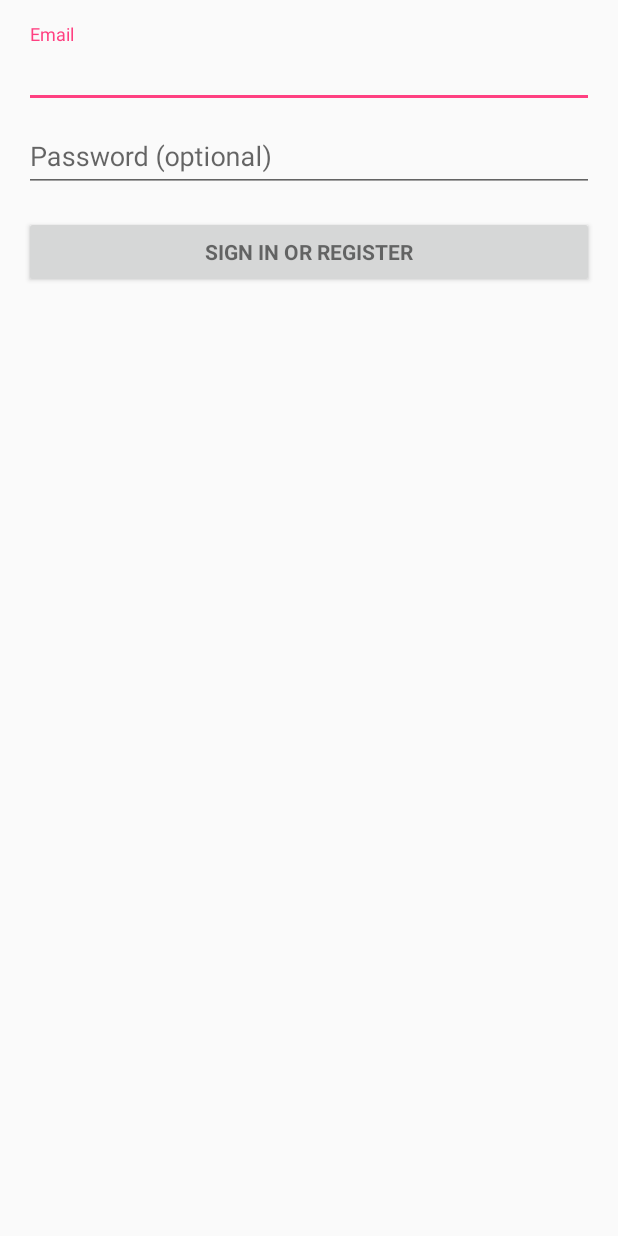
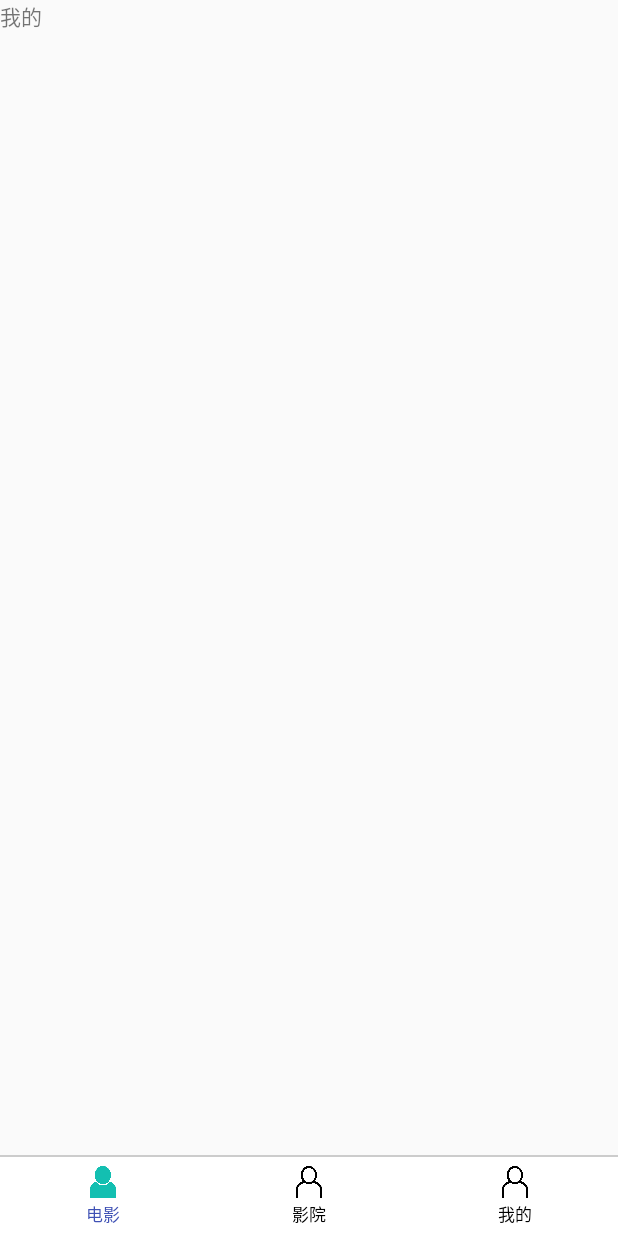
Before and after one commit to MoHuaxiao/TicketSystem, an Android app: the screen it shows after launch (LoginActivity before the commit, MainActivity after it), on a phone screen of 412 x 824 dp. Run offline under Robolectric (Android 15) with nearby library versions, the phone set to English and light mode, and no system bars.

Commit message:
加入底部tablayout

```diff
--- a/app/build.gradle
+++ b/app/build.gradle
@@ -2,7 +2,7 @@ apply plugin: 'com.android.application'
 
 android {
     compileSdkVersion 24
-    buildToolsVersion "24.0.2"
+    buildToolsVersion '25.0.0'
 
     defaultConfig {
         applicationId "com.x7.ssad.ticketsystem"
@@ -21,7 +21,9 @@ android {
 
 dependencies {
     compile fileTree(dir: 'libs', include: ['*.jar'])
-    testCompile 'junit:junit:4.12'
     compile 'com.android.support:appcompat-v7:24.2.1'
     compile 'com.android.support:design:24.2.1'
+    compile 'com.android.support.constraint:constraint-layout:1.0.2'
+    compile 'com.android.support:support-v4:24.2.1'
+    testCompile 'junit:junit:4.12'
 }
--- a/app/src/main/AndroidManifest.xml
+++ b/app/src/main/AndroidManifest.xml
@@ -14,7 +14,7 @@
         android:supportsRtl="true"
         android:theme="@style/AppTheme">
         <activity
-            android:name=".Activities.LoginActivity"
+            android:name=".Activities.MainActivity"
             android:label="@string/app_name">
             <intent-filter>
                 <action android:name="android.intent.action.MAIN" />
@@ -22,8 +22,8 @@
                 <category android:name="android.intent.category.LAUNCHER" />
             </intent-filter>
         </activity>
-        <activity android:name="com.x7.ssad.ticketsystem.HotOnAirMovieActivity" />
-        <activity android:name=".Activities.HotOnAirMovieActivity"></activity>
+        <activity android:name=".Activities.HotOnAirMovieActivity" />
+        <!--<activity android:name=".Activities.MainActivity"></activity>-->
     </application>
 
 </manifest>
--- /dev/null
+++ b/app/src/main/java/com/x7/ssad/ticketsystem/Activities/MainActivity.java
@@ -0,0 +1,83 @@
+package com.x7.ssad.ticketsystem.Activities;
+
+import android.support.design.widget.TabLayout;
+import android.support.v4.app.Fragment;
+import android.support.v4.app.FragmentActivity;
+import android.support.v4.app.FragmentManager;
+import android.support.v4.app.FragmentPagerAdapter;
+import android.support.v4.view.ViewPager;
+import android.support.v7.app.AppCompatActivity;
+import android.os.Bundle;
+
+import com.x7.ssad.ticketsystem.Fragments.CinemaFragment;
+import com.x7.ssad.ticketsystem.Fragments.MineFragment;
+import com.x7.ssad.ticketsystem.Fragments.MovieFragment;
+import com.x7.ssad.ticketsystem.R;
+
+public class MainActivity extends AppCompatActivity {
+    private SectionsPagerAdapter mSectionsPagerAdapter;
+    private ViewPager mViewPager;
+    private TabLayout tabLayout;
+    @Override
+    protected void onCreate(Bundle savedInstanceState) {
+        super.onCreate(savedInstanceState);
+        setContentView(R.layout.activity_main);
+        mSectionsPagerAdapter = new SectionsPagerAdapter(getSupportFragmentManager());
+        mViewPager = (ViewPager) findViewById(R.id.container);
+        mViewPager.setAdapter(mSectionsPagerAdapter);
+        mViewPager.setOffscreenPageLimit(2);
+
+        tabLayout = (TabLayout) findViewById(R.id.tab_layout);
+        tabLayout.setupWithViewPager(mViewPager);
+
+        tabLayout.getTabAt(0).setCustomView(getLayoutInflater().inflate(R.layout.activity_main_tab1, null));
+        tabLayout.getTabAt(1).setCustomView(getLayoutInflater().inflate(R.layout.activity_main_tab2, null));
+        tabLayout.getTabAt(2).setCustomView(getLayoutInflater().inflate(R.layout.activity_main_tab3, null));
+    }
+    public class SectionsPagerAdapter extends FragmentPagerAdapter {
+
+        private Fragment movieFragment;
+        private Fragment cinemaFragment;
+        private Fragment mineFragment;
+
+        public SectionsPagerAdapter(FragmentManager fm) {
+            super(fm);
+        }
+
+        @Override
+        public Fragment getItem(int position) {
+            if (position == 0) {
+                if (movieFragment == null) {
+                    movieFragment = new MovieFragment();
+                }
+                return movieFragment;
+            }
+            else if (position == 1) {
+                if (cinemaFragment == null) {
+                    cinemaFragment = new CinemaFragment();
+                }
+                return cinemaFragment;
+            }
+            else if (position == 2) {
+                if (mineFragment == null) {
+                    mineFragment = new MineFragment();
+                }
+                return mineFragment;
+            }
+            else {
+                return null;
+            }
+        }
+
+        @Override
+        public int getCount() {
+            return 3;
+        }
+
+        @Override
+        public CharSequence getPageTitle(int position) {
+            return null;
+        }
+    }
+
+}
--- /dev/null
+++ b/app/src/main/java/com/x7/ssad/ticketsystem/Fragments/CinemaFragment.java
@@ -0,0 +1,22 @@
+package com.x7.ssad.ticketsystem.Fragments;
+
+
+import android.os.Bundle;
+import android.support.v4.app.Fragment;
+import android.view.LayoutInflater;
+import android.view.View;
+import android.view.ViewGroup;
+
+import com.x7.ssad.ticketsystem.R;
+
+/**
+ * A simple {@link Fragment} subclass.
+ */
+public class CinemaFragment extends Fragment {
+    @Override
+    public View onCreateView(LayoutInflater inflater, ViewGroup container,
+                             Bundle savedInstanceState) {
+        // Inflate the layout for this fragment
+        return inflater.inflate(R.layout.fragment_cinema, container, false);
+    }
+}
--- /dev/null
+++ b/app/src/main/java/com/x7/ssad/ticketsystem/Fragments/MineFragment.java
@@ -0,0 +1,23 @@
+package com.x7.ssad.ticketsystem.Fragments;
+
+
+import android.os.Bundle;
+import android.support.v4.app.Fragment;
+import android.view.LayoutInflater;
+import android.view.View;
+import android.view.ViewGroup;
+
+import com.x7.ssad.ticketsystem.R;
+
+/**
+ * A simple {@link Fragment} subclass.
+ */
+public class MineFragment extends Fragment {
+    @Override
+    public View onCreateView(LayoutInflater inflater, ViewGroup container,
+                             Bundle savedInstanceState) {
+        // Inflate the layout for this fragment
+        return inflater.inflate(R.layout.fragment_mine, container, false);
+    }
+
+}
--- /dev/null
+++ b/app/src/main/java/com/x7/ssad/ticketsystem/Fragments/MovieFragment.java
@@ -0,0 +1,22 @@
+package com.x7.ssad.ticketsystem.Fragments;
+
+
+import android.os.Bundle;
+import android.support.v4.app.Fragment;
+import android.view.LayoutInflater;
+import android.view.View;
+import android.view.ViewGroup;
+
+import com.x7.ssad.ticketsystem.R;
+
+/**
+ * A simple {@link Fragment} subclass.
+ */
+public class MovieFragment extends Fragment {
+    @Override
+    public View onCreateView(LayoutInflater inflater, ViewGroup container,
+                             Bundle savedInstanceState) {
+        // Inflate the layout for this fragment
+        return inflater.inflate(R.layout.fragment_movie, container, false);
+    }
+}
--- /dev/null
+++ b/app/src/main/res/drawable/textselector.xml
@@ -0,0 +1,5 @@
+<?xml version="1.0" encoding="utf-8"?>
+<selector xmlns:android="http://schemas.android.com/apk/res/android">
+    <item android:color="@color/tab_selected_text_color" android:state_selected="true"/>
+    <item android:color="@color/tab_unselected_text_color" />
+</selector>
--- /dev/null
+++ b/app/src/main/res/drawable/user_selector.xml
@@ -0,0 +1,5 @@
+<?xml version="1.0" encoding="utf-8"?>
+<selector xmlns:android="http://schemas.android.com/apk/res/android">
+    <item android:drawable="@drawable/user_full" android:state_selected="true"/>
+    <item android:drawable="@drawable/user_black" />
+</selector>
--- /dev/null
+++ b/app/src/main/res/layout/activity_main.xml
@@ -0,0 +1,36 @@
+<?xml version="1.0" encoding="utf-8"?>
+<android.support.design.widget.CoordinatorLayout xmlns:android="http://schemas.android.com/apk/res/android"
+xmlns:app="http://schemas.android.com/apk/res-auto"
+xmlns:tools="http://schemas.android.com/tools"
+android:id="@+id/main_content"
+android:layout_width="match_parent"
+android:layout_height="match_parent"
+android:fitsSystemWindows="true"
+tools:context="com.x7.ssad.ticketsystem.Activities.MainActivity">
+
+<LinearLayout
+    android:orientation="vertical"
+    android:layout_width="match_parent"
+    android:layout_height="match_parent">
+    <android.support.v4.view.ViewPager
+        android:id="@+id/container"
+        android:layout_width="match_parent"
+        android:layout_height="0dp"
+        android:layout_weight="1"
+        app:layout_behavior="@string/appbar_scrolling_view_behavior" />
+
+    <View
+        android:background="#FFCCCCCC"
+        android:layout_width="match_parent"
+        android:layout_height="1dp" />
+    <android.support.design.widget.TabLayout
+        android:id="@+id/tab_layout"
+        android:background="@android:color/white"
+        app:tabMode="fixed"
+        app:tabIndicatorHeight="0dp"
+        app:tabTextColor="@color/tab_unselected_text_color"
+        app:tabSelectedTextColor="@color/tab_selected_text_color"
+        android:layout_width="match_parent"
+        android:layout_height="wrap_content" />
+</LinearLayout>
+</android.support.design.widget.CoordinatorLayout>
--- /dev/null
+++ b/app/src/main/res/layout/activity_main_tab1.xml
@@ -0,0 +1,20 @@
+<?xml version="1.0" encoding="utf-8"?>
+<LinearLayout xmlns:android="http://schemas.android.com/apk/res/android"
+    android:orientation="vertical"
+    android:gravity="center"
+    android:paddingTop="6dp"
+    android:paddingBottom="6dp"
+    android:layout_width="match_parent"
+    android:layout_height="match_parent">
+    <ImageView
+        android:src="@drawable/user_selector"
+        android:layout_marginBottom="2dp"
+        android:layout_width="21dp"
+        android:layout_height="21dp" />
+    <TextView
+        android:text="电影"
+        android:textColor="@drawable/textselector"
+        android:textSize="11dp"
+        android:layout_width="wrap_content"
+        android:layout_height="wrap_content" />
+</LinearLayout>
--- /dev/null
+++ b/app/src/main/res/layout/activity_main_tab2.xml
@@ -0,0 +1,20 @@
+<?xml version="1.0" encoding="utf-8"?>
+<LinearLayout xmlns:android="http://schemas.android.com/apk/res/android"
+    android:orientation="vertical"
+    android:gravity="center"
+    android:paddingTop="6dp"
+    android:paddingBottom="6dp"
+    android:layout_width="match_parent"
+    android:layout_height="match_parent">
+    <ImageView
+        android:src="@drawable/user_selector"
+        android:layout_marginBottom="2dp"
+        android:layout_width="21dp"
+        android:layout_height="21dp" />
+    <TextView
+        android:text="影院"
+        android:textColor="@drawable/textselector"
+        android:textSize="11dp"
+        android:layout_width="wrap_content"
+        android:layout_height="wrap_content" />
+</LinearLayout>
--- /dev/null
+++ b/app/src/main/res/layout/activity_main_tab3.xml
@@ -0,0 +1,20 @@
+<?xml version="1.0" encoding="utf-8"?>
+<LinearLayout xmlns:android="http://schemas.android.com/apk/res/android"
+    android:orientation="vertical"
+    android:gravity="center"
+    android:paddingTop="6dp"
+    android:paddingBottom="6dp"
+    android:layout_width="match_parent"
+    android:layout_height="match_parent">
+    <ImageView
+        android:src="@drawable/user_selector"
+        android:layout_marginBottom="2dp"
+        android:layout_width="21dp"
+        android:layout_height="21dp" />
+    <TextView
+        android:text="我的"
+        android:textColor="@drawable/textselector"
+        android:textSize="11dp"
+        android:layout_width="wrap_content"
+        android:layout_height="wrap_content" />
+</LinearLayout>
--- /dev/null
+++ b/app/src/main/res/layout/fragment_cinema.xml
@@ -0,0 +1,13 @@
+<FrameLayout xmlns:android="http://schemas.android.com/apk/res/android"
+    xmlns:tools="http://schemas.android.com/tools"
+    android:layout_width="match_parent"
+    android:layout_height="match_parent"
+    tools:context="com.x7.ssad.ticketsystem.Fragments.CinemaFragment">
+
+    <!-- TODO: Update blank fragment layout -->
+    <TextView
+        android:layout_width="match_parent"
+        android:layout_height="match_parent"
+        android:text="电影院" />
+
+</FrameLayout>
--- /dev/null
+++ b/app/src/main/res/layout/fragment_mine.xml
@@ -0,0 +1,13 @@
+<FrameLayout xmlns:android="http://schemas.android.com/apk/res/android"
+    xmlns:tools="http://schemas.android.com/tools"
+    android:layout_width="match_parent"
+    android:layout_height="match_parent"
+    tools:context="com.x7.ssad.ticketsystem.Fragments.MineFragment">
+
+    <!-- TODO: Update blank fragment layout -->
+    <TextView
+        android:layout_width="match_parent"
+        android:layout_height="match_parent"
+        android:text="我的" />
+
+</FrameLayout>
--- /dev/null
+++ b/app/src/main/res/layout/fragment_movie.xml
@@ -0,0 +1,13 @@
+<FrameLayout xmlns:android="http://schemas.android.com/apk/res/android"
+    xmlns:tools="http://schemas.android.com/tools"
+    android:layout_width="match_parent"
+    android:layout_height="match_parent"
+    tools:context="com.x7.ssad.ticketsystem.Fragments.MovieFragment">
+
+    <!-- TODO: Update blank fragment layout -->
+    <TextView
+        android:layout_width="match_parent"
+        android:layout_height="match_parent"
+        android:text="我的" />
+
+</FrameLayout>
--- a/app/src/main/res/values/colors.xml
+++ b/app/src/main/res/values/colors.xml
@@ -7,4 +7,6 @@
     <color name="ratingColor">@android:color/holo_orange_light</color>
     <color name="buyButtonColor">@android:color/holo_red_light</color>
     <color name="waitButtonColor">@android:color/holo_blue_light</color>
+    <color name="tab_unselected_text_color">#000000</color>
+    <color name="tab_selected_text_color">#3F51B5</color>
 </resources>
--- a/app/src/main/res/values/strings.xml
+++ b/app/src/main/res/values/strings.xml
@@ -16,4 +16,5 @@
     <string name="no_rating">暂无观众评分</string>
     <string name="showing_cinema">今天%1$d家影院上映%2$d场</string>
     <string name="premiere_date">%1$s %2$s上映</string>
+
 </resources>
--- a/build.gradle
+++ b/build.gradle
@@ -5,7 +5,7 @@ buildscript {
         jcenter()
     }
     dependencies {
-        classpath 'com.android.tools.build:gradle:2.2.1'
+        classpath 'com.android.tools.build:gradle:2.3.0'
 
         // NOTE: Do not place your application dependencies here; they belong
         // in the individual module build.gradle files
```
Also changed, not shown: app/src/main/res/drawable/user_black.png (added), app/src/main/res/drawable/user_full.png (added), gradle/wrapper/gradle-wrapper.properties.
